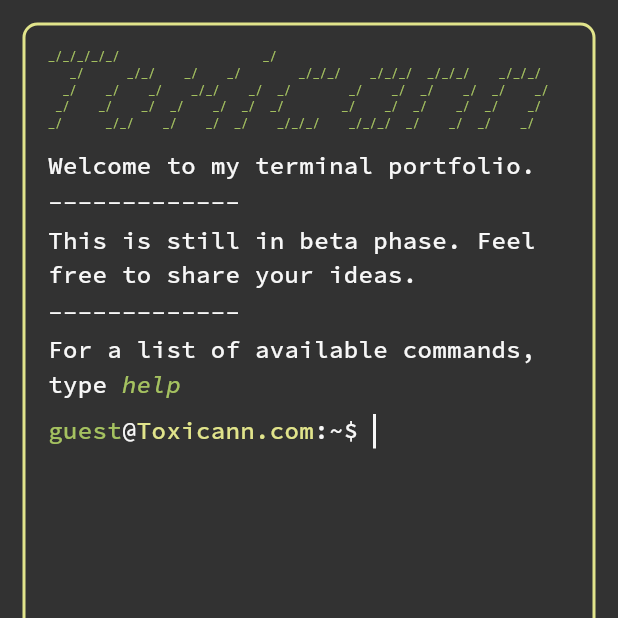
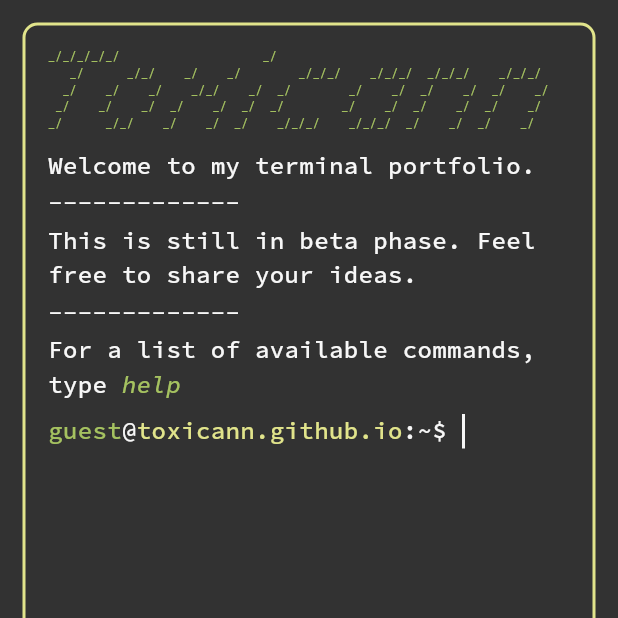
Before and after one commit to Toxicann/Termux, a Flutter app: the screen it shows after launch, on a phone screen of 412 x 824 dp, the top half of it. Run offline on Flutter 3.47's test engine with Material 2 defaults, Android fonts, the phone set to English and light mode, and no system bars; our stand-ins replace flutter_riverpod, get_storage, google_fonts; missing offline and left inert: enum_to_string.

Commit message:
changed hostname

```diff
--- a/lib/widgets/hostname.dart
+++ b/lib/widgets/hostname.dart
@@ -6,7 +6,7 @@ class HostName extends StatelessWidget {
   });
 
   final String name = "guest";
-  final String host = "Toxicann.com";
+  final String host = "toxicann.github.io";
 
   @override
   Widget build(BuildContext context) {
```
